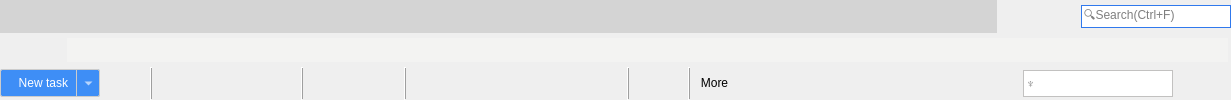
Accordeur/MyLife-UI, file mainwindow/toolbar/toolbar.ui: the form before one commit.
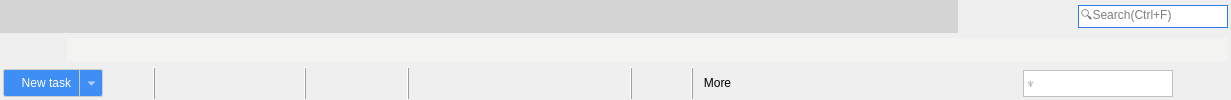
The form after the commit. Icons and pictures are not drawn. Custom widgets are drawn as their Qt base class.

```diff
--- a/mainwindow/toolbar/toolbar.ui
+++ b/mainwindow/toolbar/toolbar.ui
@@ -25,7 +25,7 @@
   <property name="maximumSize">
    <size>
     <width>16777212</width>
-    <height>100</height>
+    <height>99</height>
    </size>
   </property>
   <property name="windowTitle">
@@ -65,6 +65,9 @@
      <property name="spacing">
       <number>0</number>
      </property>
+     <property name="rightMargin">
+      <number>3</number>
+     </property>
      <item>
       <widget class="TabBar" name="widget" native="true">
        <property name="sizePolicy">
@@ -79,7 +82,7 @@
         </font>
        </property>
        <property name="styleSheet">
-        <string notr="true">.QWidget {
+        <string notr="true">QWidget {
 	margin: 0px;
 	border: 0px;
 	background-color: #D4D4D4;
@@ -88,23 +91,22 @@
 QTabBar {
 	margin: 0px;
 	border: 0px;
-	qproperty-drawBase: 0;
 }
 
 QTabBar::tab {
+	margin: 0px;
     border-top: 0px;
-	border-left: 0px;
+	border-left: 1px solid #BABAB8;
 	border-right: 1px solid #BABAB8;
 	border-bottom: 1px solid #BABAB8;
 	background-color: #D4D4D4;
-    min-width: 30ex;
+	width: 200px;
+	/*min-width: 100px;*/
 	height: 32px;
-	margin: 0px;
- }
+}
 
 QTabBar::tab:selected {
 	border-top:2px solid #66A800;
-
 	border-left: 0px;
 	border-right: 0px;
 	border-bottom: 0px;
@@ -125,6 +127,7 @@
 	image: url(:/menu/arrow_left);
 }
 QTabBar QToolButton {
+	background-color: #E7E6E5;
 	border:0px;
 }
 
@@ -135,7 +138,12 @@
 }
 QTabBar::close-button:hover {
      image: url(:/menu/close_hover)
-} </string>
+} 
+
+
+.QPushButton {font-size: 20px; color: #666666; border:0px; width: 34px; height: 34px;}
+.QPushButton {background-color: #D4D4D4;}
+.QPushButton:hover {background-color: #F2F2F2;}</string>
        </property>
       </widget>
      </item>
@@ -145,7 +153,33 @@
         <number>0</number>
        </property>
        <item>
-        <widget class="QPushButton" name="pushButton_sync">
+        <widget class="QPushButton" name="pushButton_Add_Tab">
+         <property name="sizePolicy">
+          <sizepolicy hsizetype="Minimum" vsizetype="Expanding">
+           <horstretch>0</horstretch>
+           <verstretch>0</verstretch>
+          </sizepolicy>
+         </property>
+         <property name="styleSheet">
+          <string notr="true">QPushButton {
+	padding-left: 3px; 
+	padding-right: 3px; 
+	margin-right: 15px;
+	width:15px;
+	image: url(:/menu/add);
+}
+</string>
+         </property>
+         <property name="text">
+          <string/>
+         </property>
+         <property name="flat">
+          <bool>false</bool>
+         </property>
+        </widget>
+       </item>
+       <item>
+        <widget class="QPushButton" name="pushButton_Sync">
          <property name="sizePolicy">
           <sizepolicy hsizetype="Minimum" vsizetype="Expanding">
            <horstretch>0</horstretch>
@@ -305,6 +339,9 @@
      <property name="spacing">
       <number>0</number>
      </property>
+     <property name="leftMargin">
+      <number>3</number>
+     </property>
      <item>
       <widget class="QToolButton" name="toolButton_New_Task">
        <property name="sizePolicy">
@@ -375,6 +412,12 @@
        <property name="frameShadow">
         <enum>QFrame::Raised</enum>
        </property>
+       <property name="lineWidth">
+        <number>1</number>
+       </property>
+       <property name="midLineWidth">
+        <number>0</number>
+       </property>
        <property name="orientation">
         <enum>Qt::Vertical</enum>
        </property>
@@ -449,6 +492,12 @@
        <property name="frameShadow">
         <enum>QFrame::Raised</enum>
        </property>
+       <property name="lineWidth">
+        <number>1</number>
+       </property>
+       <property name="midLineWidth">
+        <number>0</number>
+       </property>
        <property name="orientation">
         <enum>Qt::Vertical</enum>
        </property>
@@ -501,6 +550,12 @@
        <property name="frameShadow">
         <enum>QFrame::Raised</enum>
        </property>
+       <property name="lineWidth">
+        <number>1</number>
+       </property>
+       <property name="midLineWidth">
+        <number>0</number>
+       </property>
        <property name="orientation">
         <enum>Qt::Vertical</enum>
        </property>
@@ -595,6 +650,12 @@
        <property name="frameShadow">
         <enum>QFrame::Raised</enum>
        </property>
+       <property name="lineWidth">
+        <number>1</number>
+       </property>
+       <property name="midLineWidth">
+        <number>0</number>
+       </property>
        <property name="orientation">
         <enum>Qt::Vertical</enum>
        </property>
@@ -626,6 +687,12 @@
        <property name="frameShadow">
         <enum>QFrame::Raised</enum>
        </property>
+       <property name="lineWidth">
+        <number>1</number>
+       </property>
+       <property name="midLineWidth">
+        <number>0</number>
+       </property>
        <property name="orientation">
         <enum>Qt::Vertical</enum>
        </property>
```
Left out of the diff: 70 changed lines with no effect on the pictures.
